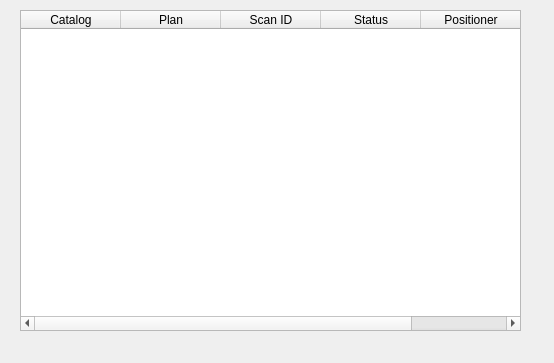
Qt form gemviz23/demo/resources/resultwindow.ui (BCDA-APS/gemviz) before a commit.
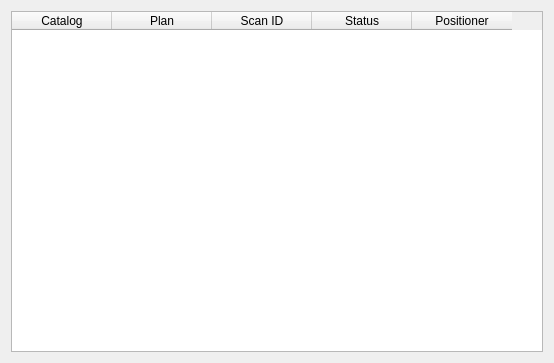
The same form after that commit.

Commit message: ENH #37 add a layout to fill the space

Patch:
```diff
--- a/gemviz23/demo/resources/resultwindow.ui
+++ b/gemviz23/demo/resources/resultwindow.ui
@@ -13,15 +13,9 @@
   <property name="windowTitle">
    <string>Form</string>
   </property>
+  <layout class="QHBoxLayout" name="horizontalLayout">
+   <item>
   <widget class="QTableWidget" name="tableWidget">
-   <property name="geometry">
-    <rect>
-     <x>20</x>
-     <y>10</y>
-     <width>501</width>
-     <height>321</height>
-    </rect>
-   </property>
    <column>
     <property name="text">
      <string>Catalog</string>
@@ -48,6 +42,8 @@
     </property>
    </column>
   </widget>
+   </item>
+  </layout>
  </widget>
  <resources/>
  <connections/>
```
Lines whose indentation alone changed are shown as unchanged.
